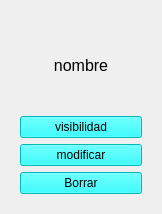
Old version of the form frontend/ListWidget.ui in the repository odevincenti/TC-TP1.
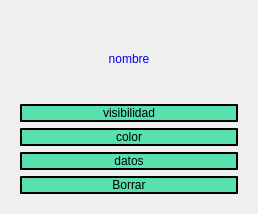
New version of the form.

```diff
--- a/frontend/ListWidget.ui
+++ b/frontend/ListWidget.ui
@@ -6,7 +6,7 @@
    <rect>
     <x>0</x>
     <y>0</y>
-    <width>162</width>
+    <width>258</width>
     <height>214</height>
    </rect>
   </property>
@@ -22,13 +22,8 @@
      <layout class="QVBoxLayout" name="verticalLayout">
       <item>
        <widget class="QLabel" name="nombre_list">
-        <property name="font">
-         <font>
-          <pointsize>12</pointsize>
-         </font>
-        </property>
         <property name="styleSheet">
-         <string notr="true"/>
+         <string notr="true">color:blue;</string>
         </property>
         <property name="text">
          <string>nombre</string>
@@ -41,7 +36,11 @@
       <item>
        <widget class="QPushButton" name="visibilidad_list">
         <property name="styleSheet">
-         <string notr="true">background: cyan;</string>
+         <string notr="true">background-color:rgb(88, 224, 173);
+border-radius:15px;
+border-style: outset;
+border-width: 2px;
+border-color: black;</string>
         </property>
         <property name="text">
          <string>visibilidad</string>
@@ -51,17 +50,39 @@
       <item>
        <widget class="QPushButton" name="modificar_list">
         <property name="styleSheet">
-         <string notr="true">background: cyan;</string>
+         <string notr="true">background-color:rgb(88, 224, 173);
+border-radius:15px;
+border-style: outset;
+border-width: 2px;
+border-color: black;</string>
         </property>
         <property name="text">
-         <string>modificar</string>
+         <string>color</string>
+        </property>
+       </widget>
+      </item>
+      <item>
+       <widget class="QPushButton" name="datos_list">
+        <property name="styleSheet">
+         <string notr="true">background-color:rgb(88, 224, 173);
+border-radius:15px;
+border-style: outset;
+border-width: 2px;
+border-color: black;</string>
+        </property>
+        <property name="text">
+         <string>datos</string>
         </property>
        </widget>
       </item>
       <item>
        <widget class="QPushButton" name="borrar_list">
         <property name="styleSheet">
-         <string notr="true">background: cyan;</string>
+         <string notr="true">background-color:rgb(88, 224, 173);
+border-radius:15px;
+border-style: outset;
+border-width: 2px;
+border-color: black;</string>
         </property>
         <property name="text">
          <string>Borrar</string>
```
Left out of the diff: 2 changed lines with no effect on the pictures.
